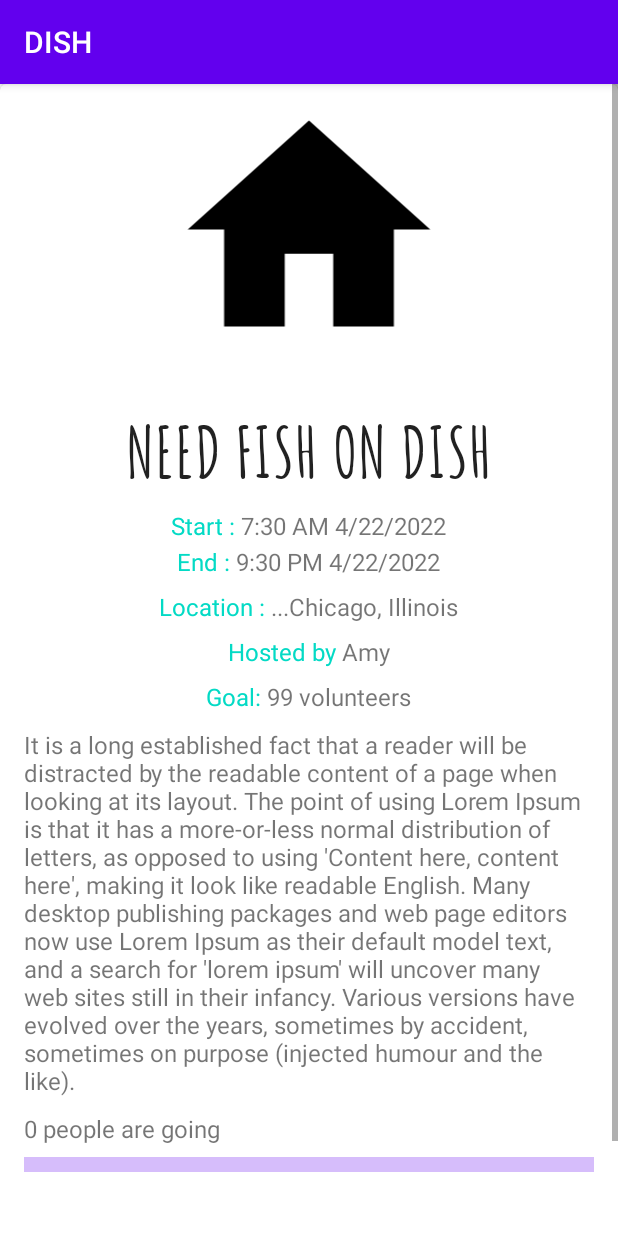
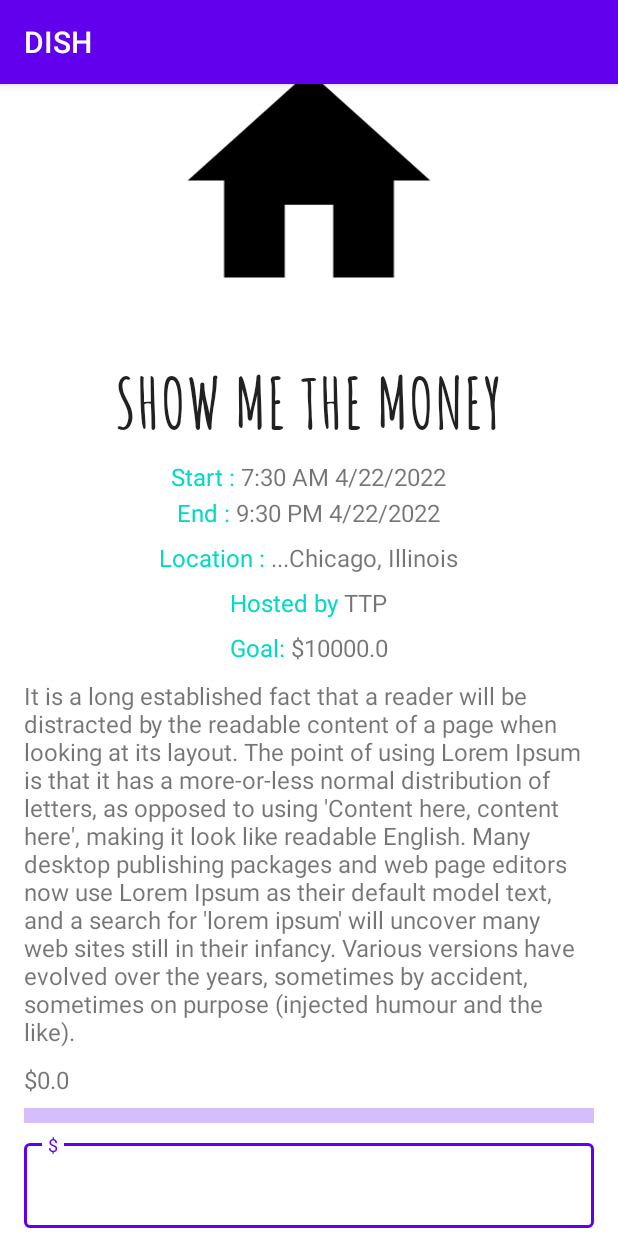
Before and after one commit to olphil99/DISH, an Android app: the screen it shows after launch (PostActivity), after a tap on "SHOW ME THE MONEY", on a phone screen of 412 x 824 dp. Run offline under Robolectric (Android 15) with nearby library versions, the phone set to English and light mode, and no system bars; our stand-ins replace navigation-ui; Roboto replaces fonts that are not available here.

Commit message:
update button interaction

```diff
--- a/app/src/main/java/com/example/dish/ui/home/HomeFragment.java
+++ b/app/src/main/java/com/example/dish/ui/home/HomeFragment.java
@@ -33,8 +33,8 @@ public class HomeFragment extends Fragment {
         postsRecView = root.findViewById(R.id.postsRecView);
         ArrayList<Post> posts = new ArrayList<>();
         posts.add(new Post("Amy", 1, "NEED FISH ON DISH", "This is a very long description", "#FISH", "donation", "https", 99));
-        posts.add(new Post("Food Bank", 2, "FOOD FOR MOOD", "This is a very long description", "#FOOD", "event", "https", 0));
-        posts.add(new Post("TTP", 3, "SHOW ME THE MONEY", "This is a very long description", "#MONEY", "donation", "https", 10000000));
+        posts.add(new Post("Food Bank", 2, "FOOD FOR MOOD", "This is a very long description", "#FOOD", "event", "https", 100));
+        posts.add(new Post("TTP", 3, "SHOW ME THE MONEY", "This is a very long description", "#MONEY", "donation", "https", 10000));
         posts.add(new Post("Brian", 4, "FREE MASKS", "This is a very long description", "#MASK", "event", "https", 10));
         posts.add(new Post("Emily", 5, "STUDIO", "This is a very long description", "#AAA", "event", "https", 10));
         posts.add(new Post("Emily2", 6, "TEST", "This is a very long description", "#AAA", "event", "https", 10));
--- a/app/src/main/java/com/example/dish/ui/home/PostsRecViewAdapter.java
+++ b/app/src/main/java/com/example/dish/ui/home/PostsRecViewAdapter.java
@@ -36,11 +36,19 @@ public class PostsRecViewAdapter extends RecyclerView.Adapter<PostsRecViewAdapte
 
     @Override
     public void onBindViewHolder(@NonNull ViewHolder holder, int position) {
+        //TODO: setText for more textView
         holder.tvTitle.setText(posts.get(position).getTitle());
+        holder.tvGoal.setText(String.valueOf(posts.get(position).getGoal()));
         holder.parent.setOnClickListener(new View.OnClickListener() {
             @Override
             public void onClick(View v) {
+                //TODO : putExtra for more parameters
                 Intent intent = new Intent(context, PostActivity.class);
+                intent.putExtra("title", posts.get(position).getTitle());
+                intent.putExtra("goal", posts.get(position).getGoal());
+                intent.putExtra("type", posts.get(position).getType());
+                intent.putExtra("creator", posts.get(position).getCreator());
+
                 context.startActivity(intent);
             }
         });
@@ -57,11 +65,13 @@ public class PostsRecViewAdapter extends RecyclerView.Adapter<PostsRecViewAdapte
     }
 
     public class ViewHolder extends RecyclerView.ViewHolder {
-        private TextView tvTitle;
+        private TextView tvTitle, tvGoal;
         private CardView parent;
         public ViewHolder(@NonNull View itemView) {
             super(itemView);
+            //TODO : initialize more textview
             tvTitle = itemView.findViewById(R.id.tvTitle);
+            tvGoal = itemView.findViewById(R.id.tvGoal);
             parent = itemView.findViewById(R.id.cvPost);
         }
     }
--- a/app/src/main/java/com/example/dish/ui/postDetail/PostActivity.java
+++ b/app/src/main/java/com/example/dish/ui/postDetail/PostActivity.java
@@ -3,22 +3,31 @@ package com.example.dish.ui.postDetail;
 import androidx.annotation.RequiresApi;
 import androidx.appcompat.app.AppCompatActivity;
 
+import android.content.Intent;
 import android.os.Build;
 import android.os.Bundle;
 import android.view.View;
 import android.widget.Button;
 import android.widget.ImageView;
 import android.widget.TextView;
+import android.widget.Toast;
 
 import com.example.dish.R;
 import com.example.dish.ui.home.Post;
 import com.google.android.material.progressindicator.LinearProgressIndicator;
+import com.google.android.material.textfield.TextInputEditText;
+import com.google.android.material.textfield.TextInputLayout;
+
+import java.util.ArrayList;
 
 public class PostActivity extends AppCompatActivity {
     private ImageView ivPostPicture;
     private TextView txtTitle, txtStart, txtEnd, txtDescription, txtLocation, txtHost, txtGoal, txtCurrentProgress;
     private Button btAccept, btShare, btDonate;
     private LinearProgressIndicator progressBar;
+    private TextInputLayout txtInputLayout;
+    private TextInputEditText txtInputAmount;
+
     private int prog;
     @RequiresApi(api = Build.VERSION_CODES.N)
     @Override
@@ -26,19 +35,25 @@ public class PostActivity extends AppCompatActivity {
         super.onCreate(savedInstanceState);
         setContentView(R.layout.activity_post);
         initViews();
-        //TODO: Get the data from recycler view
-        // data for testing
-        Post post = new Post("Amy", 1, "NEED FISH ON DISH", "It is a long established fact that a reader will be distracted by the readable content of a page when looking at its layout. The point of using Lorem Ipsum is that it has a more-or-less normal distribution of letters, as opposed to using 'Content here, content here', making it look like readable English. Many desktop publishing packages and web page editors now use Lorem Ipsum as their default model text, and a search for 'lorem ipsum' will uncover many web sites still in their infancy. Various versions have evolved over the years, sometimes by accident, sometimes on purpose (injected humour and the like).", "#FISH", "event", "https", 99);
+
+        String d = "It is a long established fact that a reader will be distracted by the readable content of a page when looking at its layout. The point of using Lorem Ipsum is that it has a more-or-less normal distribution of letters, as opposed to using 'Content here, content here', making it look like readable English. Many desktop publishing packages and web page editors now use Lorem Ipsum as their default model text, and a search for 'lorem ipsum' will uncover many web sites still in their infancy. Various versions have evolved over the years, sometimes by accident, sometimes on purpose (injected humour and the like).";
+        Intent intent = getIntent();
+        if(intent != null) {
+
+            String title = intent.getStringExtra("title");
+            double goal = intent.getDoubleExtra("goal", 0);
+            String type = intent.getStringExtra("type");
+            String creator = intent.getStringExtra("creator");
+            Post post = new Post(creator, 1, title, d,"#FISH", type, "https", goal );
             setData(post);
             if(post.getType().equals("donation")) {
                 btAccept.setVisibility(View.GONE);
             }
             else {
                 btDonate.setVisibility(View.GONE);
+                txtInputLayout.setVisibility(View.GONE);
             }
 
-
-        //TODO: Change the parameters for setProgress
             btAccept.setOnClickListener(new View.OnClickListener() {
                 @Override
                 public void onClick(View v) {
@@ -47,19 +62,38 @@ public class PostActivity extends AppCompatActivity {
                         btAccept.setBackgroundColor(getResources().getColor(R.color.red));
                         post.setCurrentProgress(post.getCurrentProgress() + 1);
                         txtCurrentProgress.setText(String.valueOf((int)post.getCurrentProgress()) + " people are going");
-                    progressBar.setProgress(1, true);
-
                     }
                     else{
                         btAccept.setText("ACCEPT");
-                    btAccept.setBackgroundColor(getResources().getColor(R.color.green));
+                        btAccept.setBackgroundColor(getResources().getColor(R.color.teal_200));
                         post.setCurrentProgress(post.getCurrentProgress() - 1);
                         txtCurrentProgress.setText(String.valueOf((int)post.getCurrentProgress()) + " people are going");
-                    progressBar.setProgress(0, true);
                     }
+                    prog = (int) (post.getCurrentProgress()/post.getGoal() * 100);
+                    progressBar.setProgress(prog, true);
                 }
             });
-        //TODO: Handle the btShare and btDonate
+
+            btDonate.setOnClickListener(new View.OnClickListener() {
+                @Override
+                public void onClick(View v) {
+                    Double amount = Double.valueOf(String.valueOf(txtInputAmount.getText()));
+                    txtInputAmount.setText("");
+                    post.setCurrentProgress(post.getCurrentProgress() + amount);
+                    prog = (int) (post.getCurrentProgress()/post.getGoal() * 100);
+                    txtCurrentProgress.setText("$"+String.valueOf(post.getCurrentProgress()));
+                    progressBar.setProgress(prog, true);
+                }
+            });
+            //TODO: Handle the btShare
+
+            btShare.setOnClickListener(new View.OnClickListener() {
+                @Override
+                public void onClick(View v) {
+                    Toast.makeText(PostActivity.this, "SHARE SELECTED", Toast.LENGTH_SHORT);
+                }
+            });
+        }
     }
 
     @RequiresApi(api = Build.VERSION_CODES.N)
@@ -68,8 +102,8 @@ public class PostActivity extends AppCompatActivity {
         txtDescription.setText(post.getBody());
         txtHost.setText(post.getCreator());
         if(post.getType().equals("donation")) {
-            txtGoal.setText("$ " + String.valueOf(post.getGoal()));
-            txtCurrentProgress.setText(post.getCurrentProgress() + "$ 30");
+            txtGoal.setText("$" + String.valueOf(post.getGoal()));
+            txtCurrentProgress.setText("$" + String.valueOf(post.getCurrentProgress() ));
         }
         else {
             txtGoal.setText(String.valueOf((int) post.getGoal()) + " volunteers");
@@ -92,5 +126,7 @@ public class PostActivity extends AppCompatActivity {
         btDonate = findViewById(R.id.btDonate);
         btShare = findViewById(R.id.btShare);
         progressBar = findViewById(R.id.progressBar);
+        txtInputLayout = findViewById(R.id.oTxtFieldAmount);
+        txtInputAmount = findViewById(R.id.txtInputAmount);
     }
 }
--- a/app/src/main/res/layout/activity_main.xml
+++ b/app/src/main/res/layout/activity_main.xml
@@ -3,8 +3,7 @@
     xmlns:app="http://schemas.android.com/apk/res-auto"
     android:id="@+id/container"
     android:layout_width="match_parent"
-    android:layout_height="match_parent"
-    android:paddingTop="?attr/actionBarSize">
+    android:layout_height="match_parent">
 
     <com.google.android.material.bottomnavigation.BottomNavigationView
         android:id="@+id/nav_view"
--- a/app/src/main/res/layout/activity_post.xml
+++ b/app/src/main/res/layout/activity_post.xml
@@ -46,7 +46,6 @@
                         android:text="Title"
                         android:textAppearance="?attr/textAppearanceHeadline6"
                         android:textSize="46sp" />
-
                     <LinearLayout
                         android:layout_width="wrap_content"
                         android:layout_height="wrap_content"
@@ -184,6 +183,24 @@
                         android:progressTint="@color/teal_200"
                         app:trackThickness="10dp"
                         android:layout_marginTop="8dp"/>
+
+                    <com.google.android.material.textfield.TextInputLayout
+                        android:id="@+id/oTxtFieldAmount"
+                        android:layout_width="match_parent"
+                        android:layout_height="wrap_content"
+                        android:hint="$"
+                        style="@style/Widget.MaterialComponents.TextInputLayout.OutlinedBox"
+                        android:layout_marginTop="8dp">
+
+                        <com.google.android.material.textfield.TextInputEditText
+                            android:layout_width="match_parent"
+                            android:layout_height="wrap_content"
+                            android:inputType="numberDecimal"
+                            android:id="@+id/txtInputAmount"
+                            />
+
+                    </com.google.android.material.textfield.TextInputLayout>
+
                 </LinearLayout>
 
 
```
Lines whose indentation alone changed are shown as unchanged.
